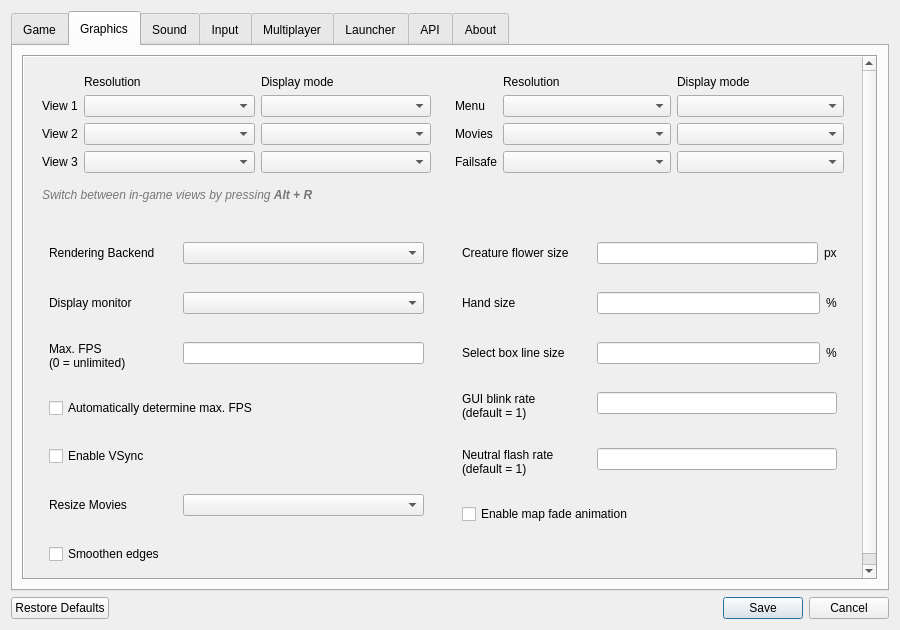
The window that ui/settingsdialog.ui (dkfans/keeperfx-launcher-qt) describes before a commit, drawn with Qt 5.
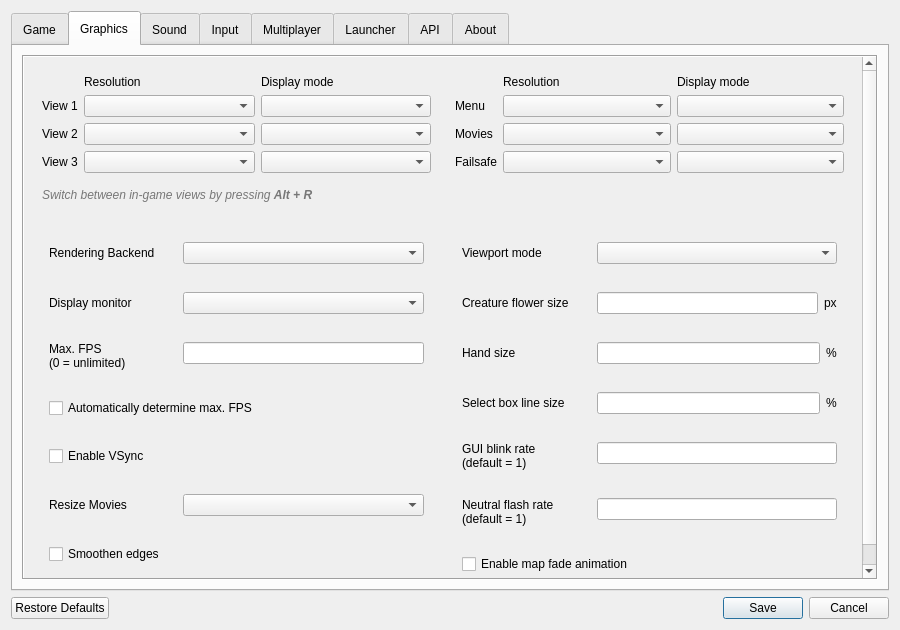
The same window after the commit. The open tabs and pages were chosen to show the change. Icons and pictures are not drawn.

Commit message: add 'VIEWPORT_MODE' setting

The edit to the form file:
```diff
--- a/ui/settingsdialog.ui
+++ b/ui/settingsdialog.ui
@@ -430,7 +430,7 @@
             <x>0</x>
             <y>0</y>
             <width>842</width>
-            <height>574</height>
+            <height>589</height>
            </rect>
           </property>
           <layout class="QVBoxLayout" name="verticalLayout_2">
@@ -747,14 +747,14 @@
                  <property name="bottomMargin">
                   <number>16</number>
                  </property>
-                 <item row="0" column="0">
+                 <item row="1" column="0">
                   <widget class="QLabel" name="labelCreatureFlowerSize">
                    <property name="text">
                     <string comment="Textinput Title Label">Creature flower size</string>
                    </property>
                   </widget>
                  </item>
-                 <item row="0" column="1">
+                 <item row="1" column="1">
                   <widget class="QWidget" name="widget_3" native="true">
                    <layout class="QHBoxLayout" name="horizontalLayout_11">
                     <property name="leftMargin">
@@ -782,14 +782,14 @@
                    </layout>
                   </widget>
                  </item>
-                 <item row="1" column="0">
+                 <item row="2" column="0">
                   <widget class="QLabel" name="labelHandSize">
                    <property name="text">
                     <string comment="Textinput Title Label">Hand size</string>
                    </property>
                   </widget>
                  </item>
-                 <item row="1" column="1">
+                 <item row="2" column="1">
                   <widget class="QWidget" name="widget_4" native="true">
                    <layout class="QHBoxLayout" name="horizontalLayout_12">
                     <property name="leftMargin">
@@ -817,14 +817,14 @@
                    </layout>
                   </widget>
                  </item>
-                 <item row="2" column="0">
+                 <item row="3" column="0">
                   <widget class="QLabel" name="labelLineBoxSize">
                    <property name="text">
                     <string comment="Textinput Title Label">Select box line size</string>
                    </property>
                   </widget>
                  </item>
-                 <item row="2" column="1">
+                 <item row="3" column="1">
                   <widget class="QWidget" name="widget_5" native="true">
                    <layout class="QHBoxLayout" name="horizontalLayout_13">
                     <property name="leftMargin">
@@ -852,7 +852,7 @@
                    </layout>
                   </widget>
                  </item>
-                 <item row="3" column="0">
+                 <item row="4" column="0">
                   <widget class="QLabel" name="labelGuiBlinkRate">
                    <property name="text">
                     <string comment="Textinput Title Label">GUI blink rate
@@ -863,10 +863,10 @@
                    </property>
                   </widget>
                  </item>
-                 <item row="3" column="1">
+                 <item row="4" column="1">
                   <widget class="QLineEdit" name="lineEditGuiBlinkRate"/>
                  </item>
-                 <item row="4" column="0">
+                 <item row="5" column="0">
                   <widget class="QLabel" name="labelNeutralFlashRate">
                    <property name="text">
                     <string comment="Textinput Title Label">Neutral flash rate
@@ -877,16 +877,33 @@
                    </property>
                   </widget>
                  </item>
-                 <item row="4" column="1">
+                 <item row="5" column="1">
                   <widget class="QLineEdit" name="lineEditNeutralFlashRate"/>
                  </item>
-                 <item row="5" column="0" colspan="2">
+                 <item row="6" column="0" colspan="2">
                   <widget class="QCheckBox" name="checkBoxParchmentMapFade">
                    <property name="text">
                     <string comment="Checkbox Toggle">Enable map fade animation</string>
                    </property>
                   </widget>
                  </item>
+                 <item row="0" column="0">
+                  <widget class="QLabel" name="labelViewportMode">
+                   <property name="toolTip">
+                    <string comment="Viewport Mode Tooltip">How the in-game view shares the screen with the sidebar, in every view.
+
+Original = the view stops at the sidebar
+Full = the view spans the screen and the sidebar is drawn over it
+Full (Letterbox) = same as 'Full' but with black under the sidebar</string>
+                   </property>
+                   <property name="text">
+                    <string comment="Dropdown Title Label">Viewport mode</string>
+                   </property>
+                  </widget>
+                 </item>
+                 <item row="0" column="1">
+                  <widget class="QComboBox" name="comboBoxViewportMode"/>
+                 </item>
                 </layout>
                </widget>
               </item>
```
Left out of the diff: 2 changed lines with no effect on the pictures. The commit also changes 2 other files.
